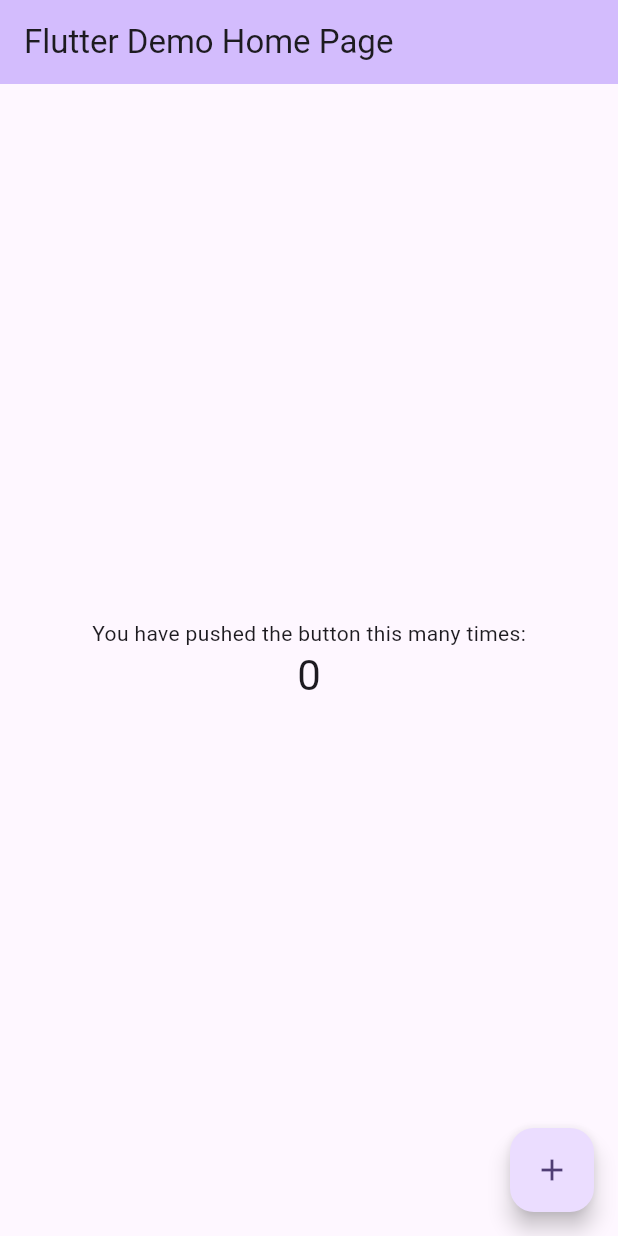
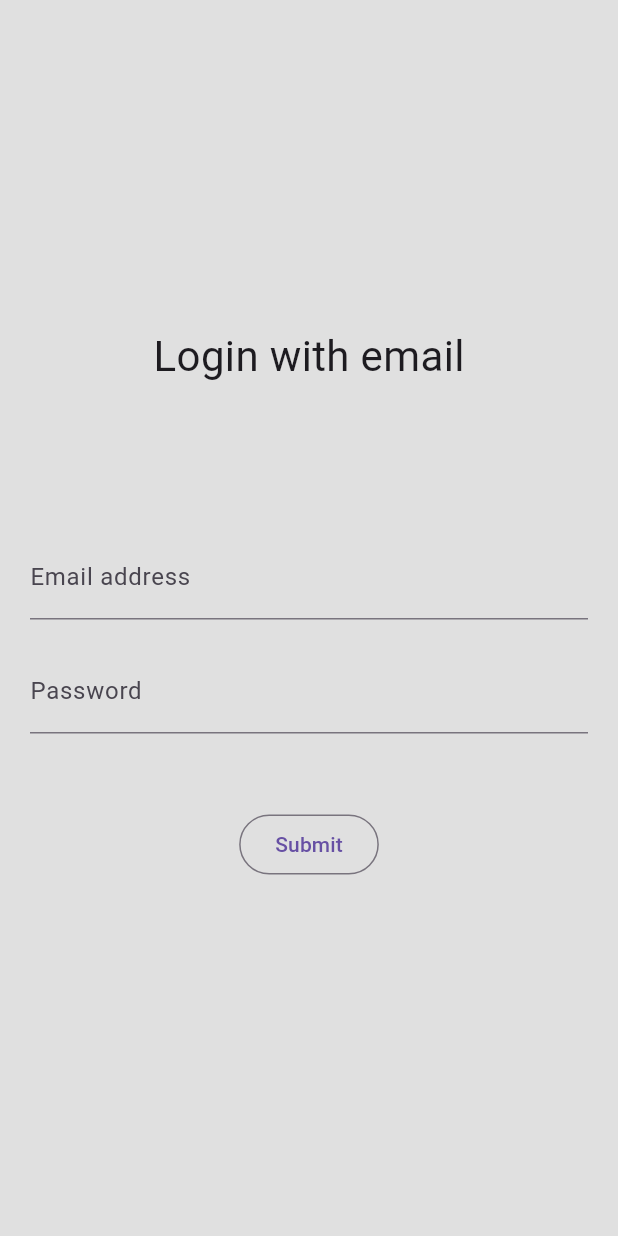
Before and after one commit to ChristianMA19/controlarPersonal_remoto, a Flutter app: the screen it shows after launch, on a phone screen of 412 x 824 dp. Run offline on Flutter 3.47's test engine with Material 3 defaults, Android fonts, the phone set to English and light mode, and no system bars; our stand-ins replace get.

Commit message:
login page with support to web browser with kIsWeb

```diff
--- a/lib/main.dart
+++ b/lib/main.dart
@@ -1,125 +1,27 @@
 import 'package:flutter/material.dart';
+import 'package:get/get.dart';
+import 'ui/pages/authentication/login.dart';
 
 void main() {
   runApp(const MyApp());
 }
 
 class MyApp extends StatelessWidget {
-  const MyApp({super.key});
+  const MyApp({Key? key}) : super(key: key);
 
-  // This widget is the root of your application.
+  @override
   @override
   Widget build(BuildContext context) {
-    return MaterialApp(
-      title: 'Flutter Demo',
-      theme: ThemeData(
-        // This is the theme of your application.
-        //
-        // TRY THIS: Try running your application with "flutter run". You'll see
-        // the application has a purple toolbar. Then, without quitting the app,
-        // try changing the seedColor in the colorScheme below to Colors.green
-        // and then invoke "hot reload" (save your changes or press the "hot
-        // reload" button in a Flutter-supported IDE, or press "r" if you used
-        // the command line to start the app).
-        //
-        // Notice that the counter didn't reset back to zero; the application
-        // state is not lost during the reload. To reset the state, use hot
-        // restart instead.
-        //
-        // This works for code too, not just values: Most code changes can be
-        // tested with just a hot reload.
-        colorScheme: ColorScheme.fromSeed(seedColor: Colors.deepPurple),
-        useMaterial3: true,
-      ),
-      home: const MyHomePage(title: 'Flutter Demo Home Page'),
-    );
+    return GetMaterialApp(
+        title: 'TextFields & Forms',
+        debugShowCheckedModeBanner: false,
+        theme: ThemeData(
+          primarySwatch: Colors.blue,
+        ),
+        home: const LoginScreen(
+          key: Key('LoginScreen'),
+          email: "blank",
+          password: "blank",
+        ));
   }
 }
-
-class MyHomePage extends StatefulWidget {
-  const MyHomePage({super.key, required this.title});
-
-  // This widget is the home page of your application. It is stateful, meaning
-  // that it has a State object (defined below) that contains fields that affect
-  // how it looks.
-
-  // This class is the configuration for the state. It holds the values (in this
-  // case the title) provided by the parent (in this case the App widget) and
-  // used by the build method of the State. Fields in a Widget subclass are
-  // always marked "final".
-
-  final String title;
-
-  @override
-  State<MyHomePage> createState() => _MyHomePageState();
-}
-
-class _MyHomePageState extends State<MyHomePage> {
-  int _counter = 0;
-
-  void _incrementCounter() {
-    setState(() {
-      // This call to setState tells the Flutter framework that something has
-      // changed in this State, which causes it to rerun the build method below
-      // so that the display can reflect the updated values. If we changed
-      // _counter without calling setState(), then the build method would not be
-      // called again, and so nothing would appear to happen.
-      _counter++;
-    });
-  }
-
-  @override
-  Widget build(BuildContext context) {
-    // This method is rerun every time setState is called, for instance as done
-    // by the _incrementCounter method above.
-    //
-    // The Flutter framework has been optimized to make rerunning build methods
-    // fast, so that you can just rebuild anything that needs updating rather
-    // than having to individually change instances of widgets.
-    return Scaffold(
-      appBar: AppBar(
-        // TRY THIS: Try changing the color here to a specific color (to
-        // Colors.amber, perhaps?) and trigger a hot reload to see the AppBar
-        // change color while the other colors stay the same.
-        backgroundColor: Theme.of(context).colorScheme.inversePrimary,
-        // Here we take the value from the MyHomePage object that was created by
-        // the App.build method, and use it to set our appbar title.
-        title: Text(widget.title),
-      ),
-      body: Center(
-        // Center is a layout widget. It takes a single child and positions it
-        // in the middle of the parent.
-        child: Column(
-          // Column is also a layout widget. It takes a list of children and
-          // arranges them vertically. By default, it sizes itself to fit its
-          // children horizontally, and tries to be as tall as its parent.
-          //
-          // Column has various properties to control how it sizes itself and
-          // how it positions its children. Here we use mainAxisAlignment to
-          // center the children vertically; the main axis here is the vertical
-          // axis because Columns are vertical (the cross axis would be
-          // horizontal).
-          //
-          // TRY THIS: Invoke "debug painting" (choose the "Toggle Debug Paint"
-          // action in the IDE, or press "p" in the console), to see the
-          // wireframe for each widget.
-          mainAxisAlignment: MainAxisAlignment.center,
-          children: <Widget>[
-            const Text(
-              'You have pushed the button this many times:',
-            ),
-            Text(
-              '$_counter',
-              style: Theme.of(context).textTheme.headlineMedium,
-            ),
-          ],
-        ),
-      ),
-      floatingActionButton: FloatingActionButton(
-        onPressed: _incrementCounter,
-        tooltip: 'Increment',
-        child: const Icon(Icons.add),
-      ), // This trailing comma makes auto-formatting nicer for build methods.
-    );
-  }
-}
--- /dev/null
+++ b/lib/ui/pages/authentication/login.dart
@@ -0,0 +1,167 @@
+import 'package:flutter/material.dart';
+import 'package:flutter/foundation.dart' show kIsWeb;
+import 'package:get/get.dart';
+import '../content/home.dart';
+// import 'signup.dart';
+
+class LoginScreen extends StatefulWidget {
+  const LoginScreen({Key? key, required this.email, required this.password})
+      : super(key: key);
+
+  final String email;
+  final String password;
+
+  @override
+  State<LoginScreen> createState() => _LoginScreenState();
+}
+
+class _LoginScreenState extends State<LoginScreen> {
+  final _formKey = GlobalKey<FormState>();
+  final _emailController = TextEditingController();
+  final _passwordController = TextEditingController();
+  @override
+  Widget build(BuildContext context) {
+    return Scaffold(
+      backgroundColor: Colors.grey[300],
+      resizeToAvoidBottomInset: false,
+      body: Center(
+        child: Padding(
+          padding: const EdgeInsets.fromLTRB(0,0,0,0),
+          child: Row(
+            mainAxisAlignment: MainAxisAlignment.center,
+            children: [
+              // Check if running on web, then show container
+              if (kIsWeb)
+                Container(
+                  width: MediaQuery.of(context).size.width * 0.6,
+                  height: MediaQuery.of(context).size.height,
+                  margin: const EdgeInsets.only(right: 20),
+                  color:Colors.blueGrey,
+                  child: const Column(
+                    mainAxisAlignment: MainAxisAlignment.center,
+                    children: [
+                      Text(
+                          "Welcome to form controller",
+                          style: TextStyle(
+                              fontSize: 42, color: Colors.white),
+
+                      ),
+                      SizedBox(
+                        height: 50,
+                      ),
+                      Text(
+                          "Login with your email and password",
+                          style: TextStyle(
+                              fontSize: 24, color: Colors.white),
+                      ),
+                      // You can add any content you want to show here
+                    ],
+                  ),
+                ),
+              // Main login form
+              Expanded(
+                child: Form(
+                  key: _formKey,
+                  child: Column(
+                    mainAxisAlignment: MainAxisAlignment.center,
+                    children: [
+                      const Text(
+                        "Login with email",
+                        style: TextStyle(fontSize: kIsWeb ? 42 : 28),
+                      ),
+                      const SizedBox(
+                        height: kIsWeb ? 200 : 100,
+                      ),
+                      Container(
+                        margin: const EdgeInsets.only(right: kIsWeb ? 30 : 20, left: kIsWeb ? 0 : 20),
+                        child:TextFormField(
+                          key: const Key('TextFormFieldLoginEmail'),
+                          controller: _emailController,
+                          decoration:
+                              const InputDecoration(labelText: 'Email address'),
+                          validator: (value) {
+                            if (value!.isEmpty) {
+                              return "Enter email";
+                            } else if (!value.contains('@')) {
+                              return "Enter valid email address";
+                            }
+                          },
+                        ),
+                      ),
+
+                      const SizedBox(
+                        height: kIsWeb ? 50 : 20,
+                      ),
+                      Container(
+                        margin: const EdgeInsets.only(right: kIsWeb ? 30 : 20, left: kIsWeb ? 0 : 20),
+                        child:TextFormField(
+                        key: const Key('TextFormFieldLoginPassword'),
+                        controller: _passwordController,
+                        decoration:
+                            const InputDecoration(labelText: "Password"),
+                        keyboardType: TextInputType.number,
+                        obscureText: true,
+                        validator: (value) {
+                          if (value!.isEmpty) {
+                            return "Enter password";
+                          } else if (value.length < 6) {
+                            return "Password should have at least 6 characters";
+                          }
+                          return null;
+                        },
+                      ),
+                      )
+                      ,
+                      const SizedBox(
+                        height: kIsWeb ? 200 : 50,
+                      ),
+                      OutlinedButton(
+                          key: const Key('ButtonLoginSubmit'),
+                          onPressed: () {
+                            // this line dismiss the keyboard by taking away the focus of the TextFormField and giving it to an unused
+                            FocusScope.of(context).requestFocus(FocusNode());
+                            final form = _formKey.currentState;
+                            form!.save();
+                            if (form.validate()) {
+                              if ((_emailController.text == "a@a.com" || _emailController.text == "a@b.com") && _passwordController.text == "123456") {
+                                Get.offAll(HomePage(
+                                  key: const Key('HomePage'),
+                                  loggedEmail: _emailController.text,
+                                  loggedPassword: _passwordController.text,
+                                ));
+                              }
+                              else if (widget.email == _emailController.text &&
+                                  widget.password == _passwordController.text) {
+                                Get.offAll(HomePage(
+                                  key: const Key('HomePage'),
+                                  loggedEmail: _emailController.text,
+                                  loggedPassword: _passwordController.text,
+                                ));
+                              } else {
+                                const snackBar = SnackBar(
+                                  content: Text('User or password nok'),
+                                );
+                                ScaffoldMessenger.of(context).showSnackBar(snackBar);
+                              }
+                            } else {
+                              const snackBar = SnackBar(
+                                content: Text('Validation nok'),
+                              );
+                              ScaffoldMessenger.of(context).showSnackBar(snackBar);
+                            }
+                          },
+                          child: const Text("Submit")),
+                      const SizedBox(
+                        height: 20,
+                      )
+                    ],
+                  ),
+                ),
+              ),
+            ],
+          ),
+        ),
+      ),
+    );
+  }
+}
--- a/pubspec.yaml
+++ b/pubspec.yaml
@@ -35,6 +35,7 @@ dependencies:
   # The following adds the Cupertino Icons font to your application.
   # Use with the CupertinoIcons class for iOS style icons.
   cupertino_icons: ^1.0.2
+  get: ^4.6.5
 
 dev_dependencies:
   flutter_test:
```
Also changed, not shown: lib/ui/pages/content/home.dart (added, +32 -0 lines), pubspec.lock.
